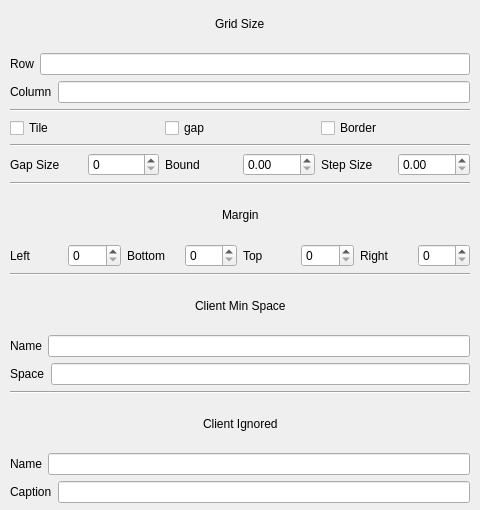
Before: the Qt Designer form contents/ui/config.ui in lingtjien/Grid-Tiling-Kwin, drawn with Qt 5.
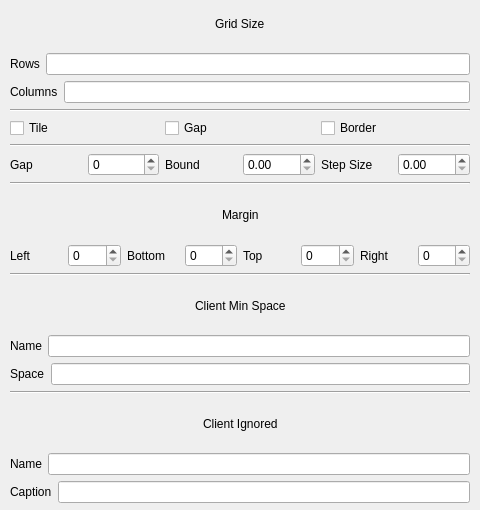
After: the same form once the commit is applied.

Commit message: update readme and fix some ui inconsistencies

```diff
--- a/contents/ui/config.ui
+++ b/contents/ui/config.ui
@@ -74,7 +74,7 @@
       <item>
        <widget class="QLabel" name="rowLabel">
         <property name="text">
-         <string>Row</string>
+         <string>Rows</string>
         </property>
        </widget>
       </item>
@@ -88,7 +88,7 @@
       <item>
        <widget class="QLabel" name="columnLabel">
         <property name="text">
-         <string>Column</string>
+         <string>Columns</string>
         </property>
        </widget>
       </item>
@@ -116,7 +116,7 @@
       <item>
        <widget class="QCheckBox" name="kcfg_gapShow">
         <property name="text">
-         <string>gap</string>
+         <string>Gap</string>
         </property>
        </widget>
       </item>
@@ -141,7 +141,7 @@
       <item>
        <widget class="QLabel" name="gapLabel">
         <property name="text">
-         <string>Gap Size</string>
+         <string>Gap</string>
         </property>
        </widget>
       </item>
```
Left out of the diff: 8 changed lines with no effect on the pictures. The commit also changes 1 other file.
